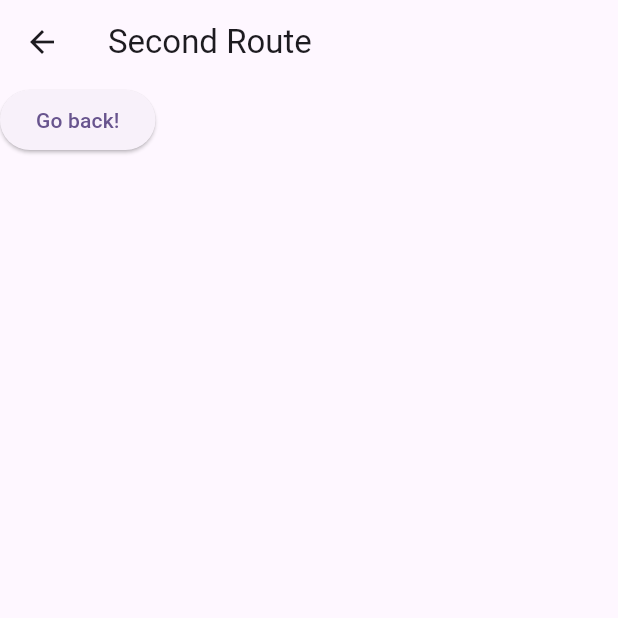
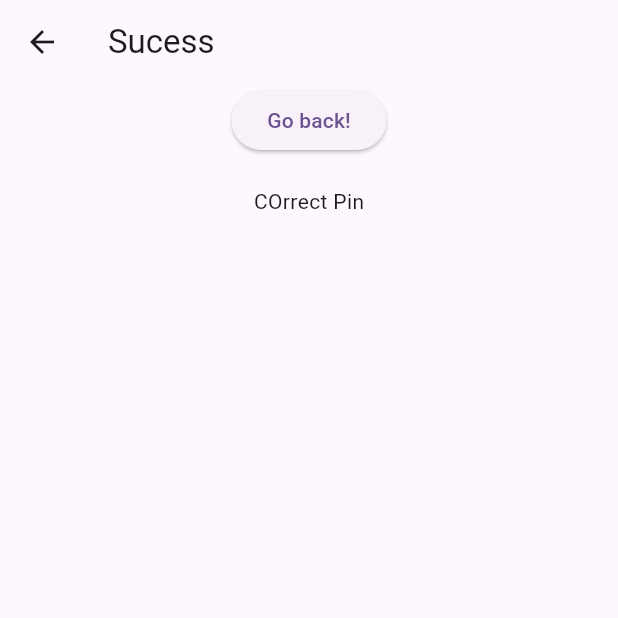
Before and after one commit to Bipulkhatiwada/flutterApp, a Flutter app: the SucessScreen screen opened directly, on a phone screen of 412 x 824 dp, the top half of it. Run offline on Flutter 3.47's test engine with Material 2 defaults, Android fonts, the phone set to English and light mode, and no system bars; missing offline and left inert: dart:ffi; network calls fail.

Commit message:
pin selection changes

```diff
--- a/lib/misc/pinScreen.dart
+++ b/lib/misc/pinScreen.dart
@@ -18,6 +18,7 @@ class _PinScreen extends State<PinScreen> {
 
   var keyPadBtnWidth = 110.0;
   var keyPadBtnHeight = 80.0;
+  var pin = "1111";
 
   var firstPinselected;
   var secondPinselected;
@@ -45,6 +46,12 @@ class _PinScreen extends State<PinScreen> {
            break;
        }
        pinNumber.add(buttonNumber);
+       if (pinNumber.join() == pin){
+         Navigator.push(
+           context,
+           MaterialPageRoute(builder: (context) => const SucessScreen()),
+         );
+       }
      } else{
        print("Pin OverFlowed");
      }
@@ -447,9 +454,15 @@ class SucessScreen extends StatelessWidget {
   Widget build(BuildContext context) {
     return Scaffold(
       appBar: AppBar(
-        title: const Text('Second Route'),
+        title: const Text('Sucess'),
       ),
       body: Container(
+        child:Column(
+          children: [
+
+            Center(
+              child: Center(
+                child: Container(
                   child: ElevatedButton(
                     onPressed: () {
                       Navigator.pop(context);
@@ -457,6 +470,16 @@ class SucessScreen extends StatelessWidget {
                     child: const Text('Go back!'),
                   ),
                 ),
+              ),
+            ),
+            SizedBox(height: 20),
+            Container(
+              child: Text("COrrect Pin"),
+            ),
+          ],
+        )
+
+      ),
     );
   }
 }
```
Lines whose indentation alone changed are shown as unchanged.
